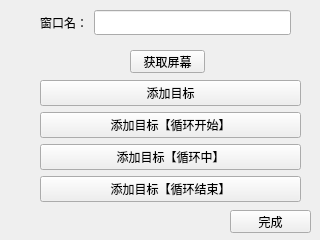
Before: the Qt Designer form ui/create_new_file_2.ui in TH1RT3EN-LI/PySeer, drawn with Qt 5.
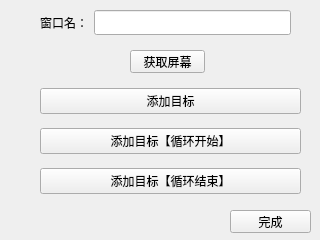
After: the same form once the commit is applied.

Diff of the .ui file:
```diff
--- a/ui/create_new_file_2.ui
+++ b/ui/create_new_file_2.ui
@@ -59,13 +59,6 @@
       <item>
        <widget class="QPushButton" name="pushButton_3">
         <property name="text">
-         <string>添加目标【循环中】</string>
-        </property>
-       </widget>
-      </item>
-      <item>
-       <widget class="QPushButton" name="pushButton_4">
-        <property name="text">
          <string>添加目标【循环结束】</string>
         </property>
        </widget>
@@ -74,7 +67,7 @@
     </item>
    </layout>
   </widget>
-  <widget class="QPushButton" name="pushButton_5">
+  <widget class="QPushButton" name="pushButton_4">
    <property name="geometry">
     <rect>
      <x>230</x>
```
Left out of the diff: 50 changed lines with no effect on the pictures.
